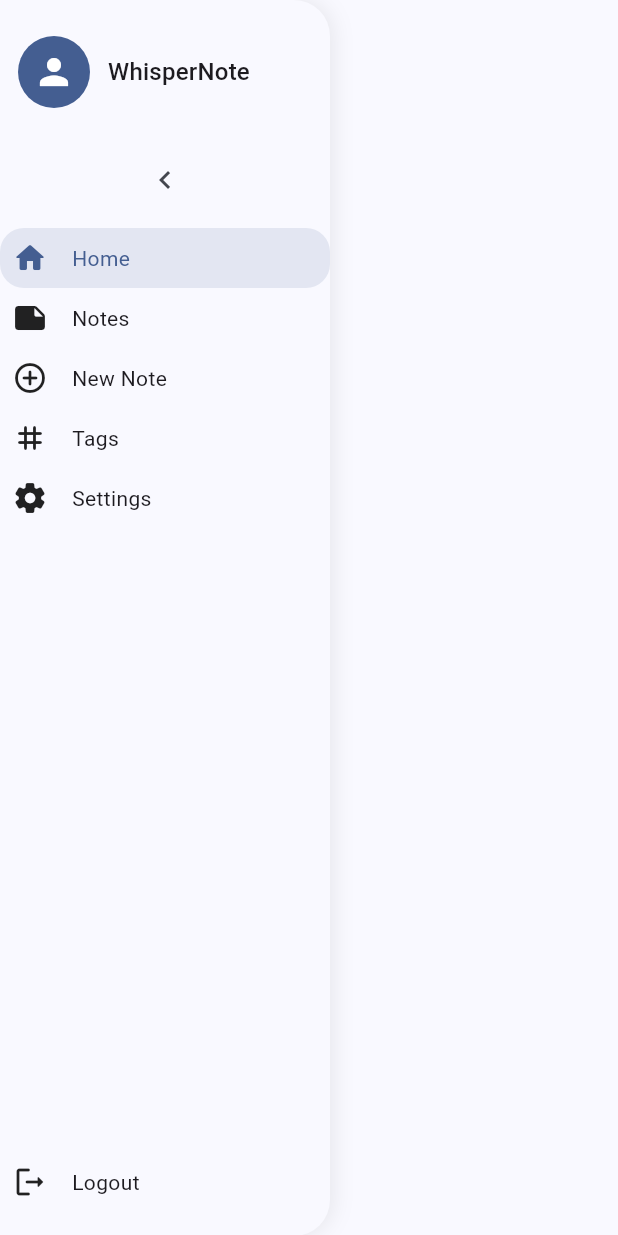
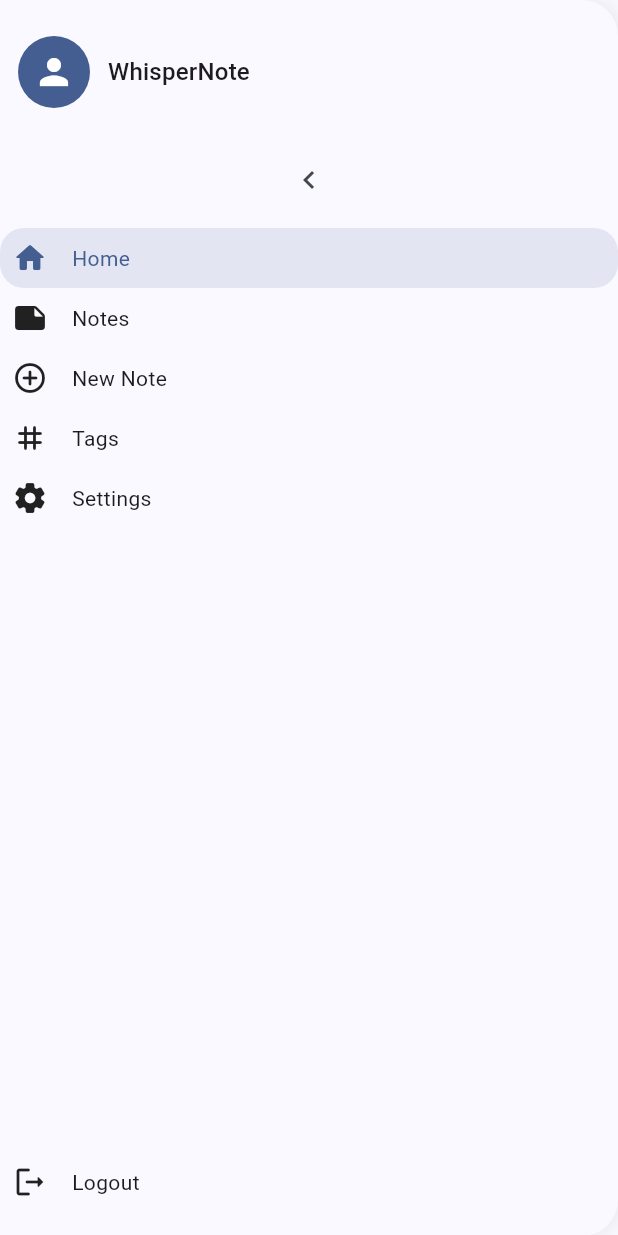
Before and after one commit to Buildathonzx/whisperrnote, a Flutter app: the ModernSidebar widget shown alone on an empty page, opened directly with empty values, on a phone screen of 412 x 824 dp. Run offline on Flutter 3.47's test engine with Material 3 defaults, Android fonts, the phone set to English and light mode, and no system bars; our stand-ins replace appwrite, connectivity_plus, flutter_animate, flutter_markdown, flutter_riverpod, go_router and 4 more; missing offline and left inert: flutter_resizable_container; accounts and stored records are empty; project files that could hold a hidden picture were left out.

```diff
--- a/apps/lib/modern_sidebar.dart
+++ b/apps/lib/modern_sidebar.dart
@@ -32,9 +32,8 @@ class _ModernSidebarState extends State<ModernSidebar> {
       _SidebarItem(icon: Icons.tag_rounded, label: 'Tags'),
       _SidebarItem(icon: Icons.settings_rounded, label: 'Settings'),
     ];
-    return AnimatedContainer(
-      duration: const Duration(milliseconds: 200),
-      width: _expanded ? 220 : 72,
+    // Remove any fixed width or AnimatedContainer, let parent control width
+    return Container(
       decoration: BoxDecoration(
         color: Theme.of(context).colorScheme.surface,
         borderRadius: const BorderRadius.only(
@@ -50,20 +49,23 @@ class _ModernSidebarState extends State<ModernSidebar> {
         ],
       ),
       child: SafeArea(
-        child: Column(
+        child: LayoutBuilder(
+          builder: (context, constraints) {
+            final isCollapsed = constraints.maxWidth < 120;
+            return Column(
               children: [
                 Padding(
-              padding:
-                  const EdgeInsets.symmetric(vertical: 24.0, horizontal: 12),
+                  padding: const EdgeInsets.symmetric(
+                      vertical: 24.0, horizontal: 12),
                   child: Row(
                     children: [
                       CircleAvatar(
                         radius: 24,
                         backgroundColor: Theme.of(context).colorScheme.primary,
-                    child:
-                        const Icon(Icons.person, size: 28, color: Colors.white),
+                        child: const Icon(Icons.person,
+                            size: 28, color: Colors.white),
                       ),
-                  if (_expanded) ...[
+                      if (!isCollapsed) ...[
                         const SizedBox(width: 12),
                         Text(
                           'WhisperNote',
@@ -74,7 +76,8 @@ class _ModernSidebarState extends State<ModernSidebar> {
                   ),
                 ),
                 IconButton(
-              icon: Icon(_expanded ? Icons.chevron_left : Icons.chevron_right),
+                  icon: Icon(
+                      _expanded ? Icons.chevron_left : Icons.chevron_right),
                   onPressed: _toggleSidebar,
                   tooltip: _expanded ? 'Collapse' : 'Expand',
                 ),
@@ -84,7 +87,7 @@ class _ModernSidebarState extends State<ModernSidebar> {
                     icon: items[i].icon,
                     label: items[i].label,
                     selected: widget.selectedIndex == i,
-                expanded: _expanded,
+                    expanded: !isCollapsed,
                     onTap: () => widget.onItemSelected(i),
                   ),
                 const Spacer(),
@@ -92,11 +95,13 @@ class _ModernSidebarState extends State<ModernSidebar> {
                   icon: Icons.logout_rounded,
                   label: 'Logout',
                   selected: false,
-              expanded: _expanded,
+                  expanded: !isCollapsed,
                   onTap: () {},
                 ),
                 const SizedBox(height: 16),
               ],
+            );
+          },
         ),
       ),
     );
```
Also changed, not shown: apps/lib/main.dart (+21 -8 lines), apps/lib/search_bar.dart (added, +44 -0 lines). Lines whose indentation alone changed are shown as unchanged.
